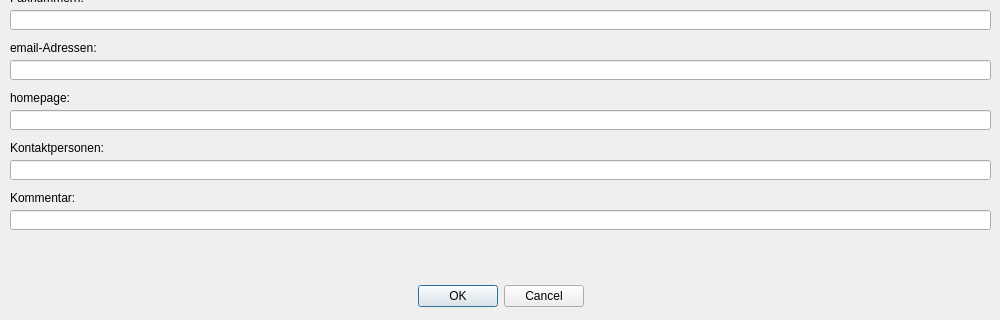
Qt form cinputdialogdealer.ui (RobRoy1304/LaVa-2) before a commit; both pictures show x 0 to 1000 and y 220 to 540 of the 1000 by 540 pixel window.
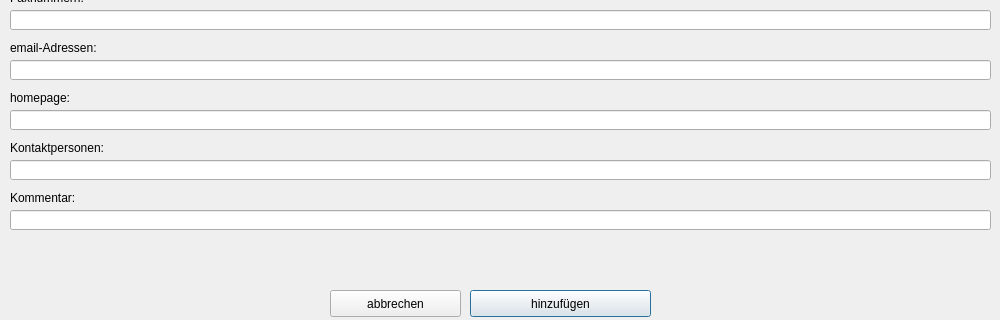
The same form after that commit. Icons and pictures are not drawn.

```diff
--- a/cinputdialogdealer.ui
+++ b/cinputdialogdealer.ui
@@ -17,25 +17,6 @@
    <iconset>
     <normaloff>res/icon.ico</normaloff>res/icon.ico</iconset>
   </property>
-  <widget class="QDialogButtonBox" name="buttonBox">
-   <property name="geometry">
-    <rect>
-     <x>10</x>
-     <y>500</y>
-     <width>981</width>
-     <height>32</height>
-    </rect>
-   </property>
-   <property name="orientation">
-    <enum>Qt::Horizontal</enum>
-   </property>
-   <property name="standardButtons">
-    <set>QDialogButtonBox::Cancel|QDialogButtonBox::Ok</set>
-   </property>
-   <property name="centerButtons">
-    <bool>true</bool>
-   </property>
-  </widget>
   <widget class="QLabel" name="label_2">
    <property name="geometry">
     <rect>
@@ -357,6 +338,32 @@
     <string>Name:</string>
    </property>
   </widget>
+  <widget class="QPushButton" name="pushButtonOk">
+   <property name="geometry">
+    <rect>
+     <x>470</x>
+     <y>510</y>
+     <width>181</width>
+     <height>27</height>
+    </rect>
+   </property>
+   <property name="text">
+    <string>hinzufügen</string>
+   </property>
+  </widget>
+  <widget class="QPushButton" name="pushButtonCancel">
+   <property name="geometry">
+    <rect>
+     <x>330</x>
+     <y>510</y>
+     <width>131</width>
+     <height>27</height>
+    </rect>
+   </property>
+   <property name="text">
+    <string>abbrechen</string>
+   </property>
+  </widget>
  </widget>
  <tabstops>
   <tabstop>lineEditName</tabstop>
```
Left out of the diff: 38 changed lines with no effect on the pictures.
